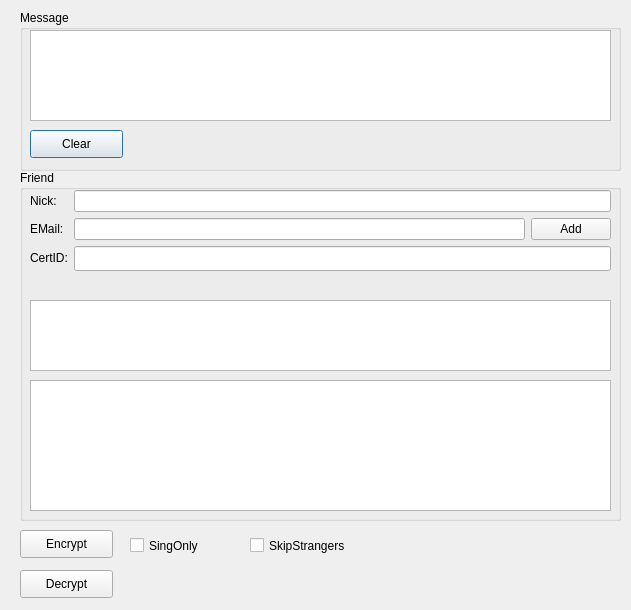
First picture: the form in qt/assistantdialog.ui, repository bitbaba/bitmail, before the edit.
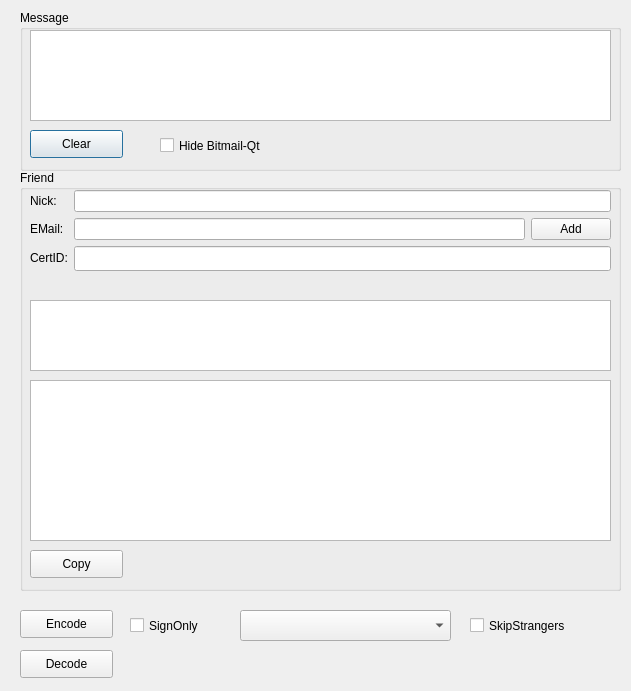
Second picture: the form after the edit.

Commit message: qt: assistant

Patch:
```diff
--- a/qt/assistantdialog.ui
+++ b/qt/assistantdialog.ui
@@ -7,7 +7,7 @@
     <x>0</x>
     <y>0</y>
     <width>631</width>
-    <height>610</height>
+    <height>691</height>
    </rect>
   </property>
   <property name="windowTitle">
@@ -54,6 +54,19 @@
      <string>Clear</string>
     </property>
    </widget>
+   <widget class="QCheckBox" name="cbHideMain">
+    <property name="geometry">
+     <rect>
+      <x>140</x>
+      <y>120</y>
+      <width>151</width>
+      <height>31</height>
+     </rect>
+    </property>
+    <property name="text">
+     <string>Hide Bitmail-Qt</string>
+    </property>
+   </widget>
   </widget>
   <widget class="QGroupBox" name="grpFriend">
    <property name="geometry">
@@ -61,7 +74,7 @@
      <x>20</x>
      <y>170</y>
      <width>601</width>
-     <height>351</height>
+     <height>421</height>
     </rect>
    </property>
    <property name="title">
@@ -146,7 +159,7 @@
       <x>10</x>
       <y>210</y>
       <width>581</width>
-      <height>131</height>
+      <height>161</height>
      </rect>
     </property>
     <property name="font">
@@ -182,51 +195,64 @@
      <bool>true</bool>
     </property>
    </widget>
+   <widget class="QPushButton" name="btnCopy">
+    <property name="geometry">
+     <rect>
+      <x>10</x>
+      <y>380</y>
+      <width>93</width>
+      <height>28</height>
+     </rect>
+    </property>
+    <property name="text">
+     <string>Copy</string>
+    </property>
+   </widget>
   </widget>
   <widget class="QPushButton" name="btnEncrypt">
    <property name="geometry">
     <rect>
      <x>20</x>
-     <y>530</y>
+     <y>610</y>
      <width>93</width>
      <height>28</height>
     </rect>
    </property>
    <property name="text">
-    <string>Encrypt</string>
+    <string>Encode</string>
    </property>
   </widget>
   <widget class="QPushButton" name="btnDecrypt">
    <property name="geometry">
     <rect>
      <x>20</x>
-     <y>570</y>
+     <y>650</y>
      <width>93</width>
      <height>28</height>
     </rect>
    </property>
    <property name="text">
-    <string>Decrypt</string>
+    <string>Decode</string>
    </property>
   </widget>
   <widget class="QCheckBox" name="cbSignOnly">
    <property name="geometry">
     <rect>
      <x>130</x>
-     <y>530</y>
+     <y>610</y>
      <width>91</width>
      <height>31</height>
     </rect>
    </property>
    <property name="text">
-    <string>SingOnly</string>
+    <string>SignOnly</string>
    </property>
   </widget>
   <widget class="QCheckBox" name="cbSkipStrangers">
    <property name="geometry">
     <rect>
-     <x>250</x>
-     <y>530</y>
+     <x>470</x>
+     <y>610</y>
      <width>141</width>
      <height>31</height>
     </rect>
@@ -235,6 +261,16 @@
     <string>SkipStrangers</string>
    </property>
   </widget>
+  <widget class="QComboBox" name="cbbFriends">
+   <property name="geometry">
+    <rect>
+     <x>240</x>
+     <y>610</y>
+     <width>211</width>
+     <height>31</height>
+    </rect>
+   </property>
+  </widget>
  </widget>
  <tabstops>
   <tabstop>txtInput</tabstop>
```
The commit also changes 2 other files.
